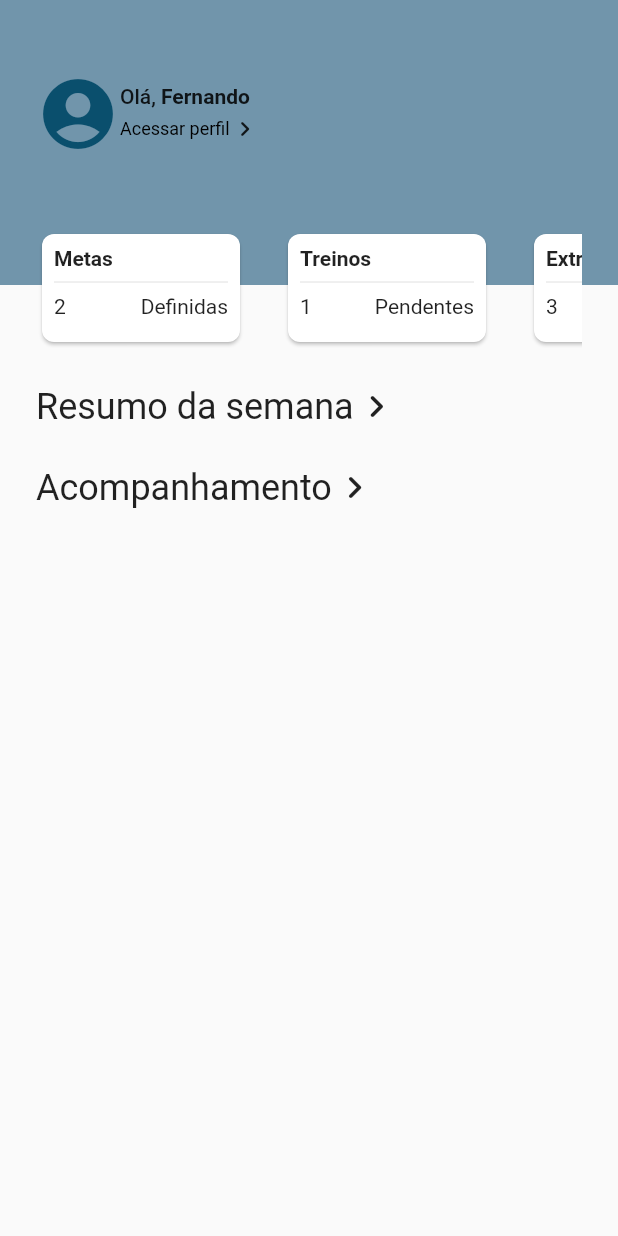
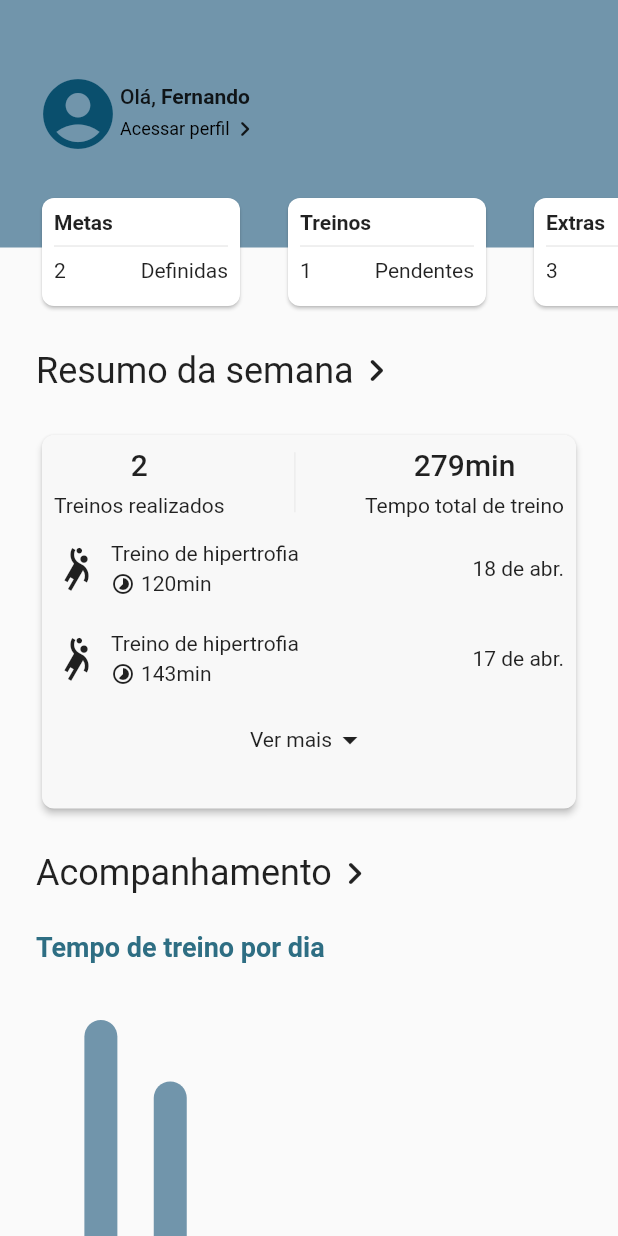
Before and after one commit to fernandormoraes/strongez, a Flutter app: the screen it shows after launch, after a tap on "Login", on a phone screen of 412 x 824 dp. Run offline on Flutter 3.47's test engine with Material 2 defaults, Android fonts, the phone set to English and light mode, and no system bars; drawn by our look-alikes of fl_chart; our stand-ins replace bloc, flutter_bloc, flutter_modular, percent_indicator.

Commit message:
Homepage added

```diff
--- a/lib/app/design/molecules/default_slide_card.dart
+++ b/lib/app/design/molecules/default_slide_card.dart
@@ -4,15 +4,23 @@ import 'package:strongez/app/design/atoms/atomic_radius.dart';
 class DefaultSlideCard extends StatelessWidget {
   final double width;
   final Widget widget;
+  final double? elevation;
+  final Color? color;
 
   const DefaultSlideCard(
-      {super.key, required this.widget, required this.width});
+      {super.key,
+      required this.widget,
+      required this.width,
+      this.elevation,
+      this.color});
 
   @override
   Widget build(BuildContext context) {
     return SizedBox(
       width: width,
       child: Card(
+        color: color,
+        elevation: elevation,
         shape: RoundedRectangleBorder(
             borderRadius: BorderRadius.circular(AtomicRadius.defaultRadius)),
         child: widget,
--- /dev/null
+++ b/lib/app/design/organisms/see_more_button.dart
@@ -0,0 +1,13 @@
+import 'package:flutter/material.dart';
+
+class SeeMoreButton extends StatelessWidget {
+  const SeeMoreButton({super.key});
+
+  @override
+  Widget build(BuildContext context) {
+    return Row(
+      mainAxisAlignment: MainAxisAlignment.center,
+      children: const [Text('Ver mais'), Icon(Icons.arrow_drop_down)],
+    );
+  }
+}
--- /dev/null
+++ b/lib/app/design/organisms/workout_card.dart
@@ -0,0 +1,46 @@
+import 'package:flutter/material.dart';
+import 'package:strongez/app/design/atoms/atomic_padding.dart';
+
+class WorkoutCard extends StatelessWidget {
+  final String workoutTitle;
+  final String time;
+  final String date;
+
+  const WorkoutCard(
+      {super.key,
+      required this.workoutTitle,
+      required this.time,
+      required this.date});
+
+  @override
+  Widget build(BuildContext context) {
+    return Row(
+      children: [
+        const Icon(
+          Icons.sports_handball_sharp,
+          size: 30,
+        ),
+        const SizedBox(width: AtomicPadding.minimalPadding),
+        Column(
+          crossAxisAlignment: CrossAxisAlignment.start,
+          children: [
+            Text(workoutTitle),
+            const SizedBox(height: AtomicPadding.labelPadding),
+            Row(
+              children: [
+                const Icon(
+                  Icons.timelapse_sharp,
+                  size: 16,
+                ),
+                const SizedBox(width: AtomicPadding.labelPadding),
+                Text(time),
+              ],
+            )
+          ],
+        ),
+        const Spacer(),
+        Text(date),
+      ],
+    );
+  }
+}
--- /dev/null
+++ b/lib/app/design/templates/week_card_display.dart
@@ -0,0 +1,98 @@
+import 'package:flutter/material.dart';
+import 'package:strongez/app/design/atoms/atomic_colors.dart';
+import 'package:strongez/app/design/atoms/atomic_padding.dart';
+import 'package:strongez/app/design/molecules/default_slide_card.dart';
+import 'package:strongez/app/design/organisms/see_more_button.dart';
+import 'package:strongez/app/design/organisms/workout_card.dart';
+
+class WeekCardDisplay extends StatelessWidget {
+  final String title;
+  final String counterLeftSideText;
+  final String cardLeftSideText;
+  final String counterRightSideText;
+  final String cardRightSideText;
+
+  const WeekCardDisplay(
+      {super.key,
+      required this.title,
+      required this.cardLeftSideText,
+      required this.cardRightSideText,
+      required this.counterLeftSideText,
+      required this.counterRightSideText});
+
+  @override
+  Widget build(BuildContext context) {
+    return Column(
+      crossAxisAlignment: CrossAxisAlignment.start,
+      children: [
+        DefaultSlideCard(
+            color: AtomicColors.white,
+            elevation: 2,
+            widget: Column(
+              children: [
+                Padding(
+                  padding: const EdgeInsets.all(AtomicPadding.minimalPadding),
+                  child: Row(
+                    children: [
+                      Column(
+                        children: [
+                          Text(counterLeftSideText,
+                              style: Theme.of(context).textTheme.titleLarge),
+                          const SizedBox(height: AtomicPadding.minimalPadding),
+                          Text(cardLeftSideText,
+                              style: Theme.of(context).textTheme.bodyMedium),
+                        ],
+                      ),
+                      const Spacer(),
+                      const Padding(
+                        padding: EdgeInsets.symmetric(horizontal: 8.0),
+                        child: SizedBox(
+                          height: 40,
+                          child: VerticalDivider(
+                            color: AtomicColors.offWhite,
+                            width: 1,
+                            thickness: 1,
+                          ),
+                        ),
+                      ),
+                      const Spacer(),
+                      Column(
+                        children: [
+                          Text(counterRightSideText,
+                              style: Theme.of(context).textTheme.titleLarge),
+                          const SizedBox(height: AtomicPadding.minimalPadding),
+                          Text(cardRightSideText,
+                              style: Theme.of(context).textTheme.bodyMedium),
+                        ],
+                      ),
+                    ],
+                  ),
+                ),
+                Padding(
+                  padding: const EdgeInsets.all(AtomicPadding.minimalPadding),
+                  child: SizedBox(
+                    height: 170,
+                    child: ListView(
+                      children: const [
+                        WorkoutCard(
+                            workoutTitle: 'Treino de hipertrofia',
+                            time: '120min',
+                            date: '18 de abr.'),
+                        SizedBox(height: AtomicPadding.defaultPadding),
+                        WorkoutCard(
+                            workoutTitle: 'Treino de hipertrofia',
+                            time: '143min',
+                            date: '17 de abr.'),
+                        SizedBox(height: AtomicPadding.defaultPadding),
+                        SeeMoreButton()
+                      ],
+                    ),
+                  ),
+                ),
+              ],
+            ),
+            width: double.infinity)
+      ],
+    );
+  }
+}
--- /dev/null
+++ b/lib/app/design/templates/week_chart.dart
@@ -0,0 +1,254 @@
+import 'package:fl_chart/fl_chart.dart';
+import 'package:flutter/material.dart';
+import 'package:strongez/app/design/atoms/atomic_colors.dart';
+
+class WeekChart extends StatefulWidget {
+  WeekChart({super.key});
+
+  List<Color> get availableColors => const <Color>[
+        AtomicColors.darkBlue,
+        AtomicColors.darkestBlue,
+        AtomicColors.lightGrey,
+        AtomicColors.lightestGrey,
+        AtomicColors.lowBlue,
+        AtomicColors.lowestBlue,
+      ];
+
+  final Color barBackgroundColor = AtomicColors.lightGrey.withOpacity(0.2);
+  final Color barColor = AtomicColors.lowBlue;
+  final Color touchedBarColor = AtomicColors.darkBlue;
+
+  @override
+  State<StatefulWidget> createState() => WeekChartState();
+}
+
+class WeekChartState extends State<WeekChart> {
+  final Duration animDuration = const Duration(milliseconds: 250);
+
+  int touchedIndex = -1;
+
+  @override
+  Widget build(BuildContext context) {
+    return AspectRatio(
+      aspectRatio: 1,
+      child: Stack(
+        children: <Widget>[
+          Column(
+            crossAxisAlignment: CrossAxisAlignment.stretch,
+            children: <Widget>[
+              const Text(
+                'Tempo de treino por dia',
+                style: TextStyle(
+                  color: AtomicColors.darkBlue,
+                  fontSize: 18,
+                  fontWeight: FontWeight.bold,
+                ),
+              ),
+              const SizedBox(
+                height: 38,
+              ),
+              Expanded(
+                child: Padding(
+                  padding: const EdgeInsets.symmetric(horizontal: 8),
+                  child: BarChart(
+                    mainBarData(),
+                    swapAnimationDuration: animDuration,
+                  ),
+                ),
+              ),
+              const SizedBox(
+                height: 12,
+              ),
+            ],
+          ),
+        ],
+      ),
+    );
+  }
+
+  BarChartGroupData makeGroupData(
+    int x,
+    double y, {
+    bool isTouched = false,
+    Color? barColor,
+    double width = 22,
+    List<int> showTooltips = const [],
+  }) {
+    barColor ??= widget.barColor;
+    return BarChartGroupData(
+      x: x,
+      barRods: [
+        BarChartRodData(
+          toY: isTouched ? y + 1 : y,
+          color: isTouched ? widget.touchedBarColor : barColor,
+          width: width,
+          borderSide: isTouched
+              ? BorderSide(color: widget.touchedBarColor)
+              : const BorderSide(color: Colors.white, width: 0),
+          backDrawRodData: BackgroundBarChartRodData(
+            show: true,
+            toY: 20,
+            color: widget.barBackgroundColor,
+          ),
+        ),
+      ],
+      showingTooltipIndicators: showTooltips,
+    );
+  }
+
+  List<BarChartGroupData> showingGroups() => List.generate(7, (i) {
+        switch (i) {
+          case 0:
+            return makeGroupData(0, 143, isTouched: i == touchedIndex);
+          case 1:
+            return makeGroupData(1, 120, isTouched: i == touchedIndex);
+          case 2:
+            return makeGroupData(2, 0, isTouched: i == touchedIndex);
+          case 3:
+            return makeGroupData(3, 0, isTouched: i == touchedIndex);
+          case 4:
+            return makeGroupData(4, 0, isTouched: i == touchedIndex);
+          case 5:
+            return makeGroupData(5, 0, isTouched: i == touchedIndex);
+          case 6:
+            return makeGroupData(6, 0, isTouched: i == touchedIndex);
+          default:
+            return throw Error();
+        }
+      });
+
+  BarChartData mainBarData() {
+    return BarChartData(
+      barTouchData: BarTouchData(
+        touchTooltipData: BarTouchTooltipData(
+          tooltipBgColor: Colors.blueGrey,
+          tooltipHorizontalAlignment: FLHorizontalAlignment.right,
+          tooltipMargin: -10,
+          getTooltipItem: (group, groupIndex, rod, rodIndex) {
+            String weekDay;
+            switch (group.x) {
+              case 0:
+                weekDay = 'Segunda';
+                break;
+              case 1:
+                weekDay = 'Terça';
+                break;
+              case 2:
+                weekDay = 'Quarta';
+                break;
+              case 3:
+                weekDay = 'Quinta';
+                break;
+              case 4:
+                weekDay = 'Sexta';
+                break;
+              case 5:
+                weekDay = 'Sabado';
+                break;
+              case 6:
+                weekDay = 'Domingo';
+                break;
+              default:
+                throw Error();
+            }
+            return BarTooltipItem(
+              '$weekDay\n',
+              const TextStyle(
+                color: Colors.white,
+                fontWeight: FontWeight.bold,
+                fontSize: 18,
+              ),
+              children: <TextSpan>[
+                TextSpan(
+                  text: (rod.toY - 1).toString(),
+                  style: TextStyle(
+                    color: widget.touchedBarColor,
+                    fontSize: 16,
+                    fontWeight: FontWeight.w500,
+                  ),
+                ),
+              ],
+            );
+          },
+        ),
+        touchCallback: (FlTouchEvent event, barTouchResponse) {
+          setState(() {
+            if (!event.isInterestedForInteractions ||
+                barTouchResponse == null ||
+                barTouchResponse.spot == null) {
+              touchedIndex = -1;
+              return;
+            }
+            touchedIndex = barTouchResponse.spot!.touchedBarGroupIndex;
+          });
+        },
+      ),
+      titlesData: FlTitlesData(
+        show: true,
+        rightTitles: AxisTitles(
+          sideTitles: SideTitles(showTitles: false),
+        ),
+        topTitles: AxisTitles(
+          sideTitles: SideTitles(showTitles: false),
+        ),
+        bottomTitles: AxisTitles(
+          sideTitles: SideTitles(
+            showTitles: true,
+            getTitlesWidget: getTitles,
+            reservedSize: 38,
+          ),
+        ),
+        leftTitles: AxisTitles(
+          sideTitles: SideTitles(
+            showTitles: false,
+          ),
+        ),
+      ),
+      borderData: FlBorderData(
+        show: false,
+      ),
+      barGroups: showingGroups(),
+      gridData: FlGridData(show: false),
+    );
+  }
+
+  Widget getTitles(double value, TitleMeta meta) {
+    const style = TextStyle(
+      color: AtomicColors.lowBlue,
+      fontWeight: FontWeight.bold,
+      fontSize: 14,
+    );
+    Widget text;
+    switch (value.toInt()) {
+      case 0:
+        text = const Text('S', style: style);
+        break;
+      case 1:
+        text = const Text('T', style: style);
+        break;
+      case 2:
+        text = const Text('Q', style: style);
+        break;
+      case 3:
+        text = const Text('Q', style: style);
+        break;
+      case 4:
+        text = const Text('S', style: style);
+        break;
+      case 5:
+        text = const Text('S', style: style);
+        break;
+      case 6:
+        text = const Text('D', style: style);
+        break;
+      default:
+        text = const Text('', style: style);
+        break;
+    }
+    return SideTitleWidget(
+      axisSide: meta.axisSide,
+      space: 16,
+      child: text,
+    );
+  }
+}
--- /dev/null
+++ b/lib/app/design/templates/workout_goal_indicator.dart
@@ -0,0 +1,55 @@
+import 'package:flutter/material.dart';
+import 'package:percent_indicator/circular_percent_indicator.dart';
+import 'package:strongez/app/design/atoms/atomic_colors.dart';
+import 'package:strongez/app/design/atoms/atomic_padding.dart';
+
+class WorkoutGoalIndicator extends StatelessWidget {
+  const WorkoutGoalIndicator({super.key});
+
+  @override
+  Widget build(BuildContext context) {
+    return Column(
+      crossAxisAlignment: CrossAxisAlignment.start,
+      children: [
+        const Text(
+          'Meta de tempo semanal',
+          style: TextStyle(
+            color: AtomicColors.darkBlue,
+            fontSize: 18,
+            fontWeight: FontWeight.bold,
+          ),
+        ),
+        const SizedBox(height: AtomicPadding.defaultPadding),
+        Align(
+          alignment: Alignment.center,
+          child: CircularPercentIndicator(
+            radius: 80.0,
+            lineWidth: 13.0,
+            animation: true,
+            percent: 0.25,
+            center: Align(
+              alignment: Alignment.center,
+              child: Column(
+                mainAxisAlignment: MainAxisAlignment.center,
+                children: const [
+                  Text(
+                    "25%",
+                    style:
+                        TextStyle(fontWeight: FontWeight.bold, fontSize: 20.0),
+                  ),
+                  Text(
+                    "Da semana",
+                    style:
+                        TextStyle(fontWeight: FontWeight.bold, fontSize: 17.0),
+                  ),
+                ],
+              ),
+            ),
+            circularStrokeCap: CircularStrokeCap.round,
+            progressColor: AtomicColors.darkBlue,
+          ),
+        ),
+      ],
+    );
+  }
+}
--- a/lib/app/modules/home/home_page.dart
+++ b/lib/app/modules/home/home_page.dart
@@ -2,7 +2,10 @@ import 'package:flutter/material.dart';
 import 'package:flutter_modular/flutter_modular.dart';
 import 'package:strongez/app/design/atoms/atomic_colors.dart';
 import 'package:strongez/app/design/atoms/atomic_padding.dart';
+import 'package:strongez/app/design/templates/week_card_display.dart';
 import 'package:strongez/app/design/organisms/slide_card_display.dart';
+import 'package:strongez/app/design/templates/week_chart.dart';
+import 'package:strongez/app/design/templates/workout_goal_indicator.dart';
 
 import 'counter_cubit.dart';
 
@@ -25,22 +28,26 @@ class HomePageState extends State<HomePage> {
   @override
   Widget build(BuildContext context) {
     return Scaffold(
-      body: Stack(
+      body: SingleChildScrollView(
+        child: Stack(
           children: [
             Container(
               color: AtomicColors.lowBlue,
-            height: 190,
+              height: 165,
             ),
-          Padding(
-            padding: const EdgeInsets.all(AtomicPadding.defaultPadding),
-            child: Column(
+            Column(
               mainAxisAlignment: MainAxisAlignment.start,
               children: [
                 Column(
                   crossAxisAlignment: CrossAxisAlignment.start,
                   children: [
                     const SizedBox(height: AtomicPadding.defaultPadding),
-                    Row(
+                    Padding(
+                      padding: const EdgeInsets.only(
+                          top: AtomicPadding.defaultPadding,
+                          right: AtomicPadding.defaultPadding,
+                          left: AtomicPadding.defaultPadding),
+                      child: Row(
                         children: [
                           const Icon(Icons.account_circle,
                               size: 56, color: AtomicColors.darkestBlue),
@@ -50,25 +57,29 @@ class HomePageState extends State<HomePage> {
                               RichText(
                                   text: TextSpan(
                                       text: 'Olá, ',
-                                    style:
-                                        Theme.of(context).textTheme.labelLarge,
+                                      style: Theme.of(context)
+                                          .textTheme
+                                          .labelLarge,
                                       children: [
                                     TextSpan(
                                       text: 'Fernando',
                                       style: Theme.of(context)
                                           .textTheme
                                           .labelLarge!
-                                        .copyWith(fontWeight: FontWeight.bold),
+                                          .copyWith(
+                                              fontWeight: FontWeight.bold),
                                     )
                                   ])),
-                            const SizedBox(height: AtomicPadding.labelPadding),
+                              const SizedBox(
+                                  height: AtomicPadding.labelPadding),
                               Row(
                                 children: [
                                   Text('Acessar perfil',
                                       style: Theme.of(context)
                                           .textTheme
                                           .labelMedium!
-                                        .copyWith(fontWeight: FontWeight.w400)),
+                                          .copyWith(
+                                              fontWeight: FontWeight.w400)),
                                   const Icon(
                                     Icons.navigate_next_rounded,
                                     size: 20,
@@ -79,13 +90,15 @@ class HomePageState extends State<HomePage> {
                           ),
                         ],
                       ),
-                    const SizedBox(height: AtomicPadding.doublePadding),
+                    ),
+                    const SizedBox(height: AtomicPadding.defaultPadding),
                     SizedBox(
                       height: 80,
                       child: ListView(
                           physics: const BouncingScrollPhysics(),
                           scrollDirection: Axis.horizontal,
                           children: const [
+                            SizedBox(width: AtomicPadding.defaultPadding),
                             SlideCardDisplay(
                                 width: 140,
                                 title: 'Metas',
@@ -109,12 +122,17 @@ class HomePageState extends State<HomePage> {
                                 counterText: '3'),
                           ]),
                     ),
-                    const SizedBox(height: AtomicPadding.defaultPadding),
+                    Padding(
+                      padding:
+                          const EdgeInsets.all(AtomicPadding.defaultPadding),
+                      child: Column(
+                        children: [
                           Row(
                             children: [
                               Text(
                                 'Resumo da semana',
-                          style: Theme.of(context).textTheme.headlineSmall,
+                                style:
+                                    Theme.of(context).textTheme.headlineSmall,
                               ),
                               const Icon(
                                 Icons.navigate_next_rounded,
@@ -123,14 +141,40 @@ class HomePageState extends State<HomePage> {
                             ],
                           ),
                           const SizedBox(height: AtomicPadding.defaultPadding),
+                          const WeekCardDisplay(
+                              title: 'Atividades na semana',
+                              counterLeftSideText: '2',
+                              cardLeftSideText: 'Treinos realizados',
+                              counterRightSideText: '279min',
+                              cardRightSideText: 'Tempo total de treino')
+                        ],
+                      ),
+                    ),
+                    Padding(
+                      padding: const EdgeInsets.only(
+                          bottom: AtomicPadding.defaultPadding,
+                          right: AtomicPadding.defaultPadding,
+                          left: AtomicPadding.defaultPadding),
+                      child: Column(
+                        children: [
                           Row(
                             children: [
                               Text('Acompanhamento',
-                            style: Theme.of(context).textTheme.headlineSmall),
+                                  style: Theme.of(context)
+                                      .textTheme
+                                      .headlineSmall),
                               const Icon(
                                 Icons.navigate_next_rounded,
                                 size: 30,
                               )
+                            ],
+                          ),
+                          const SizedBox(height: AtomicPadding.defaultPadding),
+                          WeekChart(),
+                          const WorkoutGoalIndicator(),
+                        ],
+                      ),
+                    ),
                   ],
                 ),
               ],
@@ -138,8 +182,6 @@ class HomePageState extends State<HomePage> {
           ],
         ),
       ),
-        ],
-      ),
     );
   }
 }
--- a/pubspec.yaml
+++ b/pubspec.yaml
@@ -38,6 +38,8 @@ dependencies:
   flutter_modular: ^5.0.3
   flutter_bloc: 8.0.1
   bloc: 8.0.3
+  fl_chart: ^0.62.0
+  percent_indicator: ^4.2.3
 
 dev_dependencies:
   flutter_test:
```
Also changed, not shown: pubspec.lock, 2 other files. Lines whose indentation alone changed are shown as unchanged.
